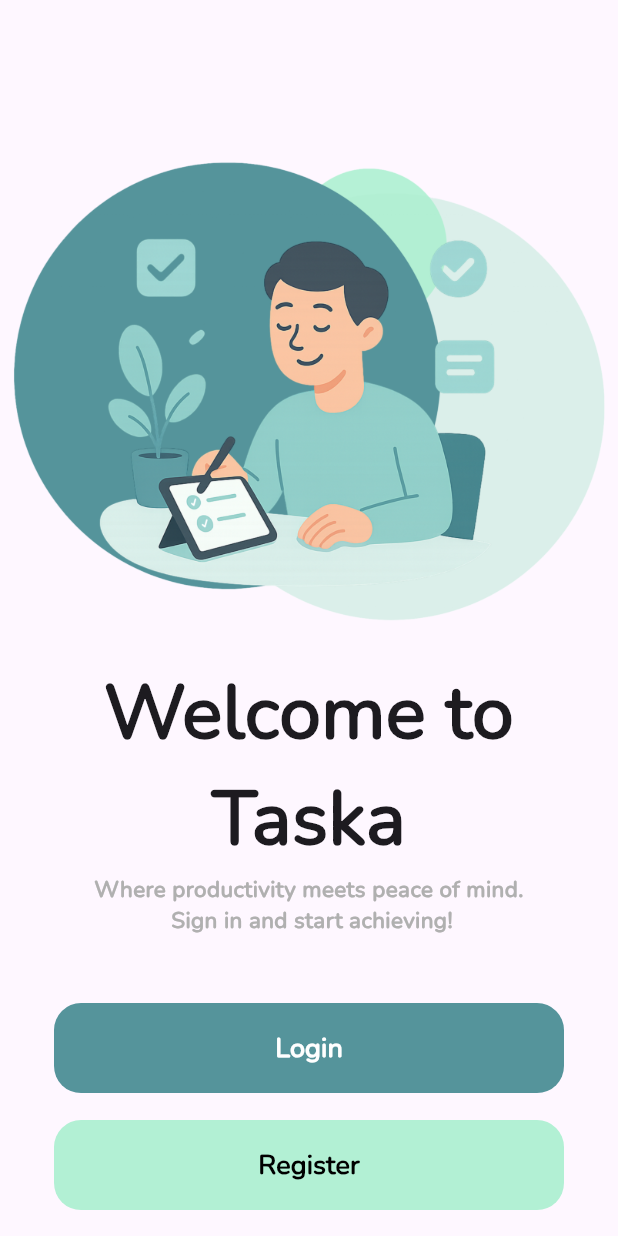
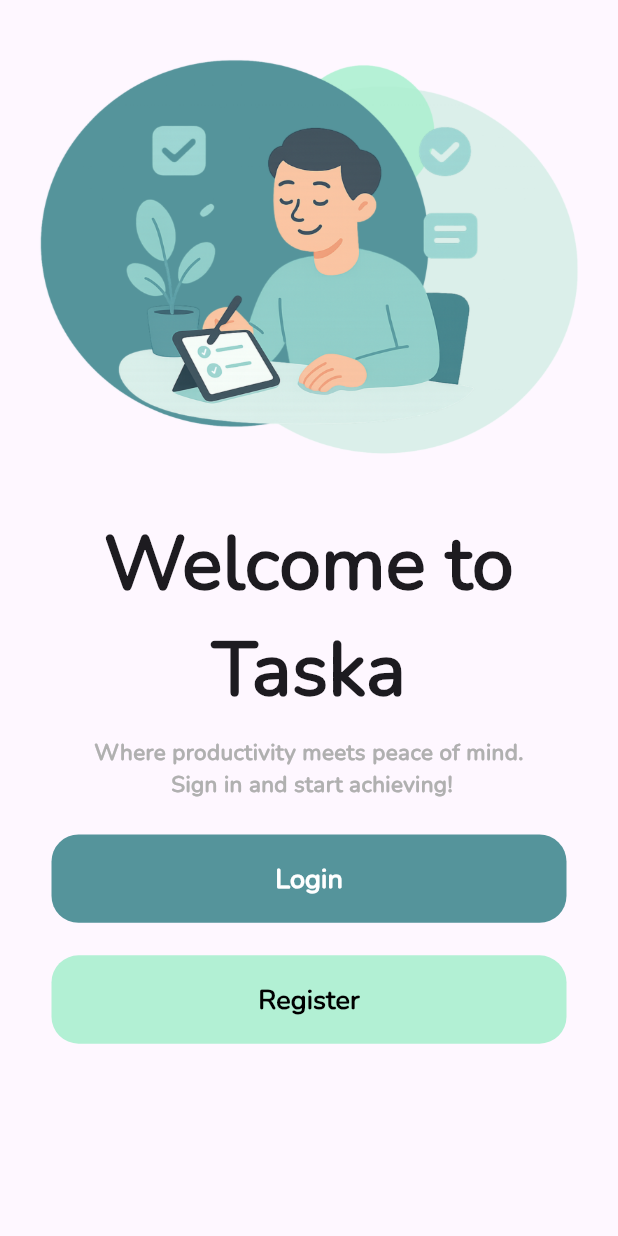
Before and after one commit to marwan0-0n/taska, a Flutter app: the screen it shows after launch, on a phone screen of 412 x 824 dp. Run offline on Flutter 3.47's test engine with Material 3 defaults, Android fonts, the phone set to English and light mode, and no system bars; our stand-ins replace awesome_dialog, firebase_auth, firebase_core, google_sign_in; accounts and stored records are empty.

Commit message:
Edited screen size resposive in auth page

```diff
--- a/lib/auth/auth.dart
+++ b/lib/auth/auth.dart
@@ -11,12 +11,20 @@ class AuthPage extends StatefulWidget {
 class _AuthPageState extends State<AuthPage> {
   @override
   Widget build(BuildContext context) {
+    double screenHeight = MediaQuery.of(context).size.height;
+    double screenWidth = MediaQuery.of(context).size.width;
     return Scaffold(
-      body: Column(
+      body: SafeArea(
+        child: Column(
           children: [
             Container(
-            margin: const EdgeInsets.fromLTRB(0, 100, 0, 20),
-            child: Image.asset("assets/images/Taskimage.png", fit: BoxFit.fill),
+              height: screenHeight / 3,
+              width: screenWidth / 1.1,
+              margin: EdgeInsets.symmetric(vertical: screenHeight / 25),
+              child: Image.asset(
+                "assets/images/Taskimage.png",
+                fit: BoxFit.fill,
+              ),
             ),
             const Center(
               child: Text(
@@ -26,7 +34,7 @@ class _AuthPageState extends State<AuthPage> {
               ),
             ),
             Container(
-            padding: const EdgeInsets.symmetric(horizontal: 20),
+              margin: EdgeInsets.only(top: screenHeight / 100),
               child: const Center(
                 child: Text(
                   "Where productivity meets peace of mind.\n Sign in and start achieving!",
@@ -39,7 +47,7 @@ class _AuthPageState extends State<AuthPage> {
                 ),
               ),
             ),
-          Container(height: 45),
+            Container(height: screenHeight / 35),
             CustButtom(
               colorCode: 0xff55949b,
               text: "Login",
@@ -48,7 +56,7 @@ class _AuthPageState extends State<AuthPage> {
               },
               textColorCode: 0xffFFFFFF,
             ),
-          Container(height: 18),
+            Container(height: screenHeight / 38),
             CustButtom(
               colorCode: 0xffb2f0d4,
               text: "Register",
@@ -59,6 +67,7 @@ class _AuthPageState extends State<AuthPage> {
             ),
           ],
         ),
+      ),
     );
   }
 }
--- a/lib/widgets/cust_buttom.dart
+++ b/lib/widgets/cust_buttom.dart
@@ -15,13 +15,15 @@ class CustButtom extends StatelessWidget {
 
   @override
   Widget build(BuildContext context) {
+    double screenHeight = MediaQuery.of(context).size.height;
+    double screenWidth = MediaQuery.of(context).size.width;
     return Container(
       decoration: BoxDecoration(
         borderRadius: BorderRadius.circular(18),
         color: Color(colorCode),
       ),
-      width: 340,
-      height: 60,
+      width: screenWidth / 1.2,
+      height: screenHeight / 14,
       child: MaterialButton(
         textColor: Color(textColorCode),
         onPressed: onPressed,
```
Lines whose indentation alone changed are shown as unchanged.
